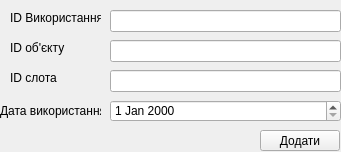
First picture: the form in practiceLPNU/addusing.ui, repository PeterLysyk/PracticeWorkLPNU, before the edit.
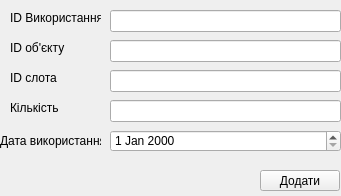
Second picture: the form after the edit.

What changed in the file:
```diff
--- a/practiceLPNU/addusing.ui
+++ b/practiceLPNU/addusing.ui
@@ -7,7 +7,7 @@
     <x>0</x>
     <y>0</y>
     <width>341</width>
-    <height>152</height>
+    <height>196</height>
    </rect>
   </property>
   <property name="windowTitle">
@@ -40,7 +40,7 @@
    <property name="geometry">
     <rect>
      <x>110</x>
-     <y>100</y>
+     <y>130</y>
      <width>231</width>
      <height>22</height>
     </rect>
@@ -60,7 +60,7 @@
    <property name="geometry">
     <rect>
      <x>260</x>
-     <y>130</y>
+     <y>170</y>
      <width>80</width>
      <height>21</height>
     </rect>
@@ -73,7 +73,7 @@
    <property name="geometry">
     <rect>
      <x>0</x>
-     <y>100</y>
+     <y>130</y>
      <width>101</width>
      <height>21</height>
     </rect>
@@ -118,6 +118,29 @@
     </rect>
    </property>
   </widget>
+  <widget class="QLineEdit" name="materialCount">
+   <property name="geometry">
+    <rect>
+     <x>110</x>
+     <y>100</y>
+     <width>231</width>
+     <height>22</height>
+    </rect>
+   </property>
+  </widget>
+  <widget class="QLabel" name="materialCountLabel">
+   <property name="geometry">
+    <rect>
+     <x>10</x>
+     <y>100</y>
+     <width>81</width>
+     <height>16</height>
+    </rect>
+   </property>
+   <property name="text">
+    <string>Кількість</string>
+   </property>
+  </widget>
  </widget>
  <resources/>
  <connections/>
```
